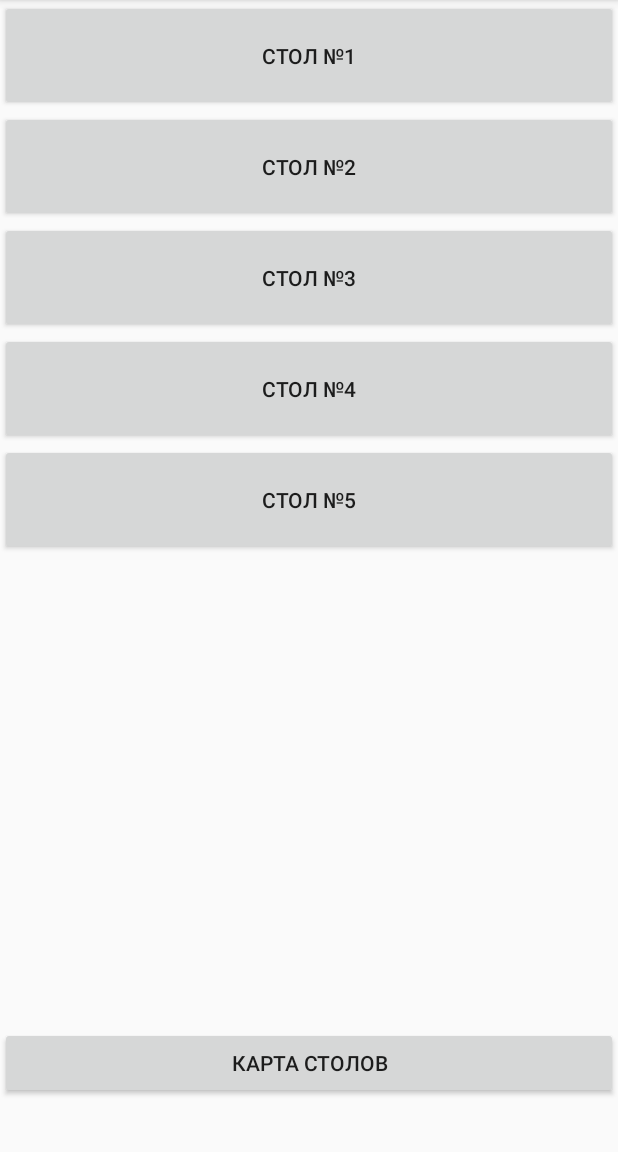
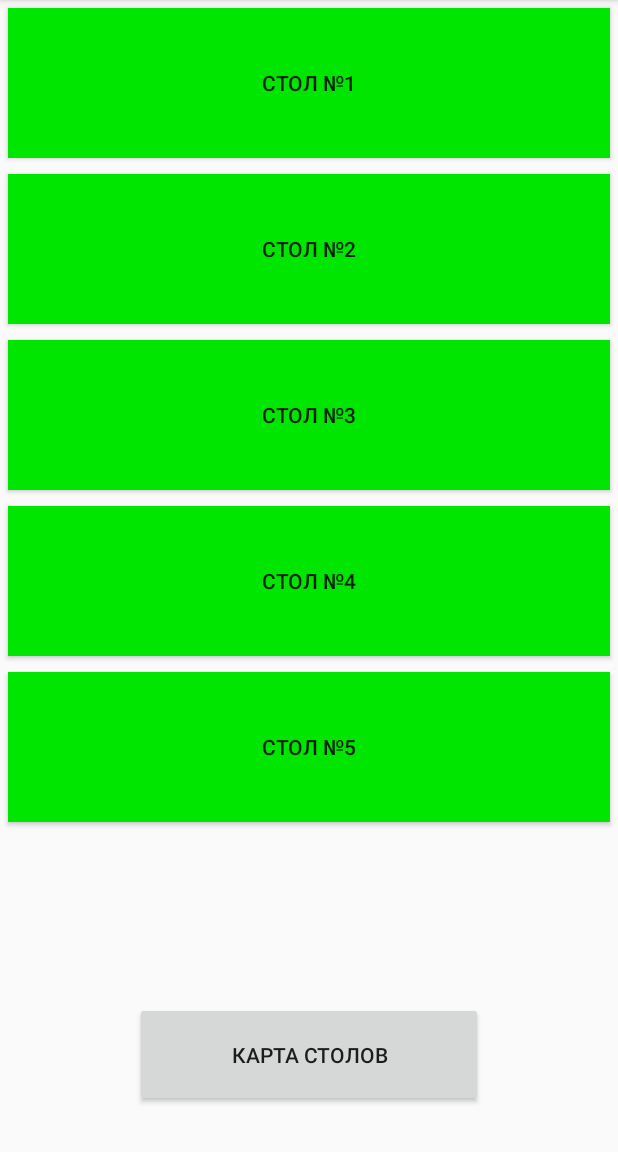
Before and after one commit to maincorename/betaDroid, an Android app: the screen it shows after launch (MainActivity), on a phone screen of 412 x 824 dp, the part 84-1236 px from its top. Run offline under Robolectric (Android 15) with nearby library versions, the phone set to English and light mode, and no system bars.

Commit message:
скрол

```diff
--- a/app/src/main/java/com/example/myapplication/MainActivity.kt
+++ b/app/src/main/java/com/example/myapplication/MainActivity.kt
@@ -2,6 +2,7 @@ package com.example.myapplication
 
 import androidx.appcompat.app.AppCompatActivity
 import android.os.Bundle
+import com.example.reservedtables.R
 
 class MainActivity : AppCompatActivity() {
 
--- a/app/src/main/java/com/example/reservedtables/MainActivity.kt
+++ b/app/src/main/java/com/example/reservedtables/MainActivity.kt
@@ -11,11 +11,6 @@ class MainActivity : AppCompatActivity() {
         super.onCreate(savedInstanceState)
         setContentView(R.layout.activity_main)
 
-        button.setOnClickListener{
-            val intent = Intent(this, reserve::class.java)
-            startActivity(intent)
+
         }
     }
-
-
-}
--- a/app/src/main/res/layout/activity_main.xml
+++ b/app/src/main/res/layout/activity_main.xml
@@ -3,42 +3,86 @@
         xmlns:android="http://schemas.android.com/apk/res/android"
         xmlns:tools="http://schemas.android.com/tools"
         xmlns:app="http://schemas.android.com/apk/res-auto"
+        android:scrollbarAlwaysDrawVerticalTrack="true"
         android:layout_width="match_parent"
         android:layout_height="match_parent"
         tools:context=".MainActivity">
 
+
+    <ScrollView
+            android:id="@+id/scrollView"
+            android:layout_width="match_parent"
+            android:layout_height="0dp"
+            app:layout_constraintLeft_toLeftOf="parent"
+            app:layout_constraintRight_toRightOf="parent"
+            app:layout_constraintTop_toTopOf="parent"
+            app:layout_constraintBottom_toTopOf="@id/foot">
+
         <LinearLayout
+                android:id="@+id/top"
+                app:layout_constraintTop_toTopOf="parent"
+
                 android:orientation="vertical"
                 android:layout_width="match_parent"
-            android:layout_height="600dp" app:layout_constraintTop_toTopOf="parent">
+                android:layout_height="wrap_content">
+
             <Button
                     android:text="Стол №1"
+                    android:layout_margin="5dp"
                     android:layout_width="match_parent"
-                android:layout_height="74dp" android:id="@+id/button1"/>
+                    android:background="@color/Green"
+                    android:layout_height="100dp"
+                    android:id="@+id/button7"
+            />
             <Button
                     android:text="Стол №2"
+                    android:layout_margin="5dp"
                     android:layout_width="match_parent"
-                android:layout_height="74dp" android:id="@+id/button2"/>
+                    android:background="@color/Green"
+                    android:layout_height="100dp"
+                    android:id="@+id/button8"/>
             <Button
                     android:text="Стол №3"
+                    android:layout_margin="5dp"
                     android:layout_width="match_parent"
-                android:layout_height="74dp" android:id="@+id/button3"/>
+                    android:background="@color/Green"
+                    android:layout_height="100dp"
+                    android:id="@+id/button9"/>
             <Button
                     android:text="Стол №4"
+                    android:layout_margin="5dp"
                     android:layout_width="match_parent"
-                android:layout_height="74dp" android:id="@+id/button4"/>
+                    android:background="@color/Green"
+                    android:layout_height="100dp"
+                    android:id="@+id/button10"/>
             <Button
                     android:text="Стол №5"
+                    android:layout_margin="5dp"
                     android:layout_width="match_parent"
-                android:layout_height="74dp" android:id="@+id/button5"/>
+                    android:background="@color/Green"
+                    android:layout_height="100dp"
+                    android:id="@+id/button11"/>
         </LinearLayout>
-    <LinearLayout
-            android:layout_marginBottom="35dp"
+
+    </ScrollView>
+
+    <FrameLayout
+            android:id="@+id/foot"
             android:layout_width="match_parent"
-            android:layout_height="wrap_content" app:layout_constraintBottom_toBottomOf="parent">
+            app:layout_constraintBottom_toBottomOf="parent"
+            app:layout_constraintTop_toBottomOf="@id/scrollView"
+            app:layout_constraintLeft_toLeftOf="parent"
+            app:layout_constraintRight_toRightOf="parent"
+            android:layout_height="wrap_content">
+
         <Button
+
                 android:text="Карта столов"
-                android:layout_width="wrap_content"
-                android:layout_height="wrap_content" android:id="@+id/button" android:layout_weight="1"/>
-    </LinearLayout>
+                android:layout_marginLeft="90dp"
+                android:layout_marginRight="90dp"
+                android:layout_marginBottom="30dp"
+                android:layout_marginTop="30dp"
+                android:layout_width="match_parent"
+                android:layout_height="70dp" android:id="@+id/button6"/>
+    </FrameLayout>
 </androidx.constraintlayout.widget.ConstraintLayout>
```
Lines whose indentation alone changed are shown as unchanged.
